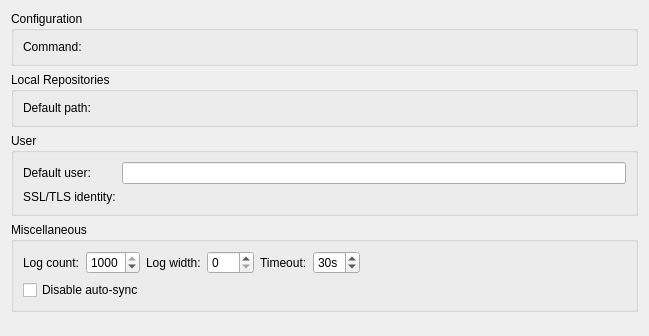
The window that plugins/fossil/optionspage.ui (qt-creator/qt-creator) describes before a commit, drawn with Qt 5.
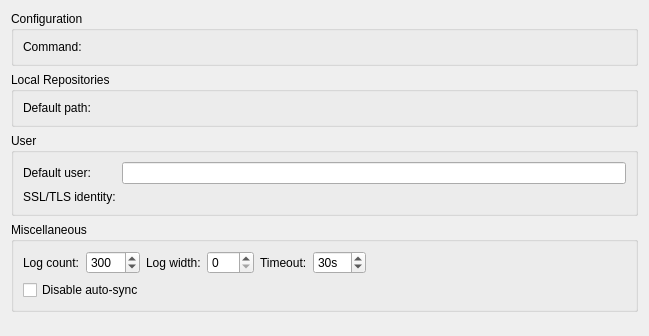
The same window after the commit. Custom widgets are drawn as their Qt base class.

Patch:
```diff
--- a/plugins/fossil/optionspage.ui
+++ b/plugins/fossil/optionspage.ui
@@ -124,7 +124,7 @@
          <number>1000</number>
         </property>
         <property name="value">
-         <number>1000</number>
+         <number>300</number>
         </property>
        </widget>
       </item>
@@ -160,6 +160,9 @@
         <property name="suffix">
          <string>s</string>
         </property>
+        <property name="maximum">
+         <number>360</number>
+        </property>
         <property name="value">
          <number>30</number>
         </property>
```
Left out of the diff: 2 changed lines with no effect on the pictures.
